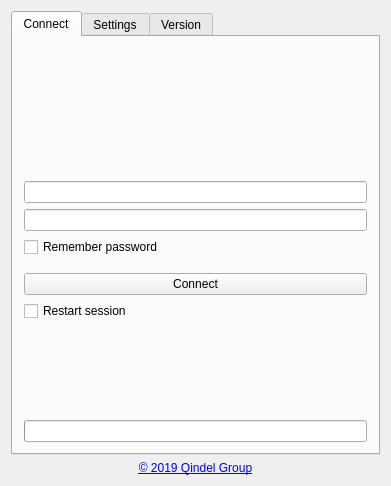
This is qtclient/gui/mainwindow.ui in theqvd/qvd-client-qt as Qt 5 draws it before an edit. The edited form follows.
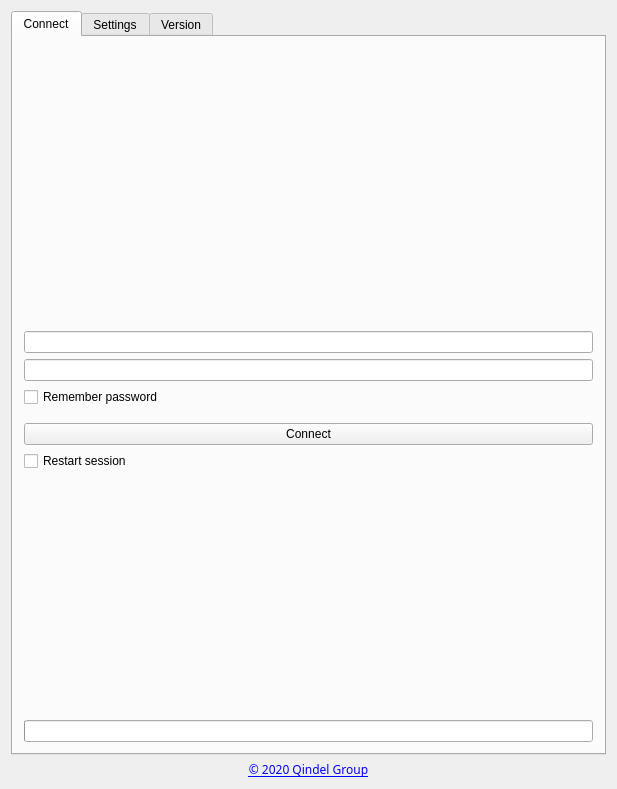
This is the edited form. Icons and pictures are not drawn.

Patch:
```diff
--- a/qtclient/gui/mainwindow.ui
+++ b/qtclient/gui/mainwindow.ui
@@ -6,8 +6,8 @@
    <rect>
     <x>0</x>
     <y>0</y>
-    <width>391</width>
-    <height>486</height>
+    <width>617</width>
+    <height>789</height>
    </rect>
   </property>
   <property name="windowTitle">
@@ -417,8 +417,13 @@
     </item>
     <item>
      <widget class="QLabel" name="copyright">
+      <property name="font">
+       <font>
+        <family>Sans Serif</family>
+       </font>
+      </property>
       <property name="text">
-       <string>&lt;a href=&quot;http://theqvd.com&quot;&gt;© 2019 Qindel Group&lt;/a&gt;</string>
+       <string>&lt;a href=&quot;http://theqvd.com&quot;&gt;© 2020 Qindel Group&lt;/a&gt;</string>
       </property>
       <property name="textFormat">
        <enum>Qt::RichText</enum>
```
